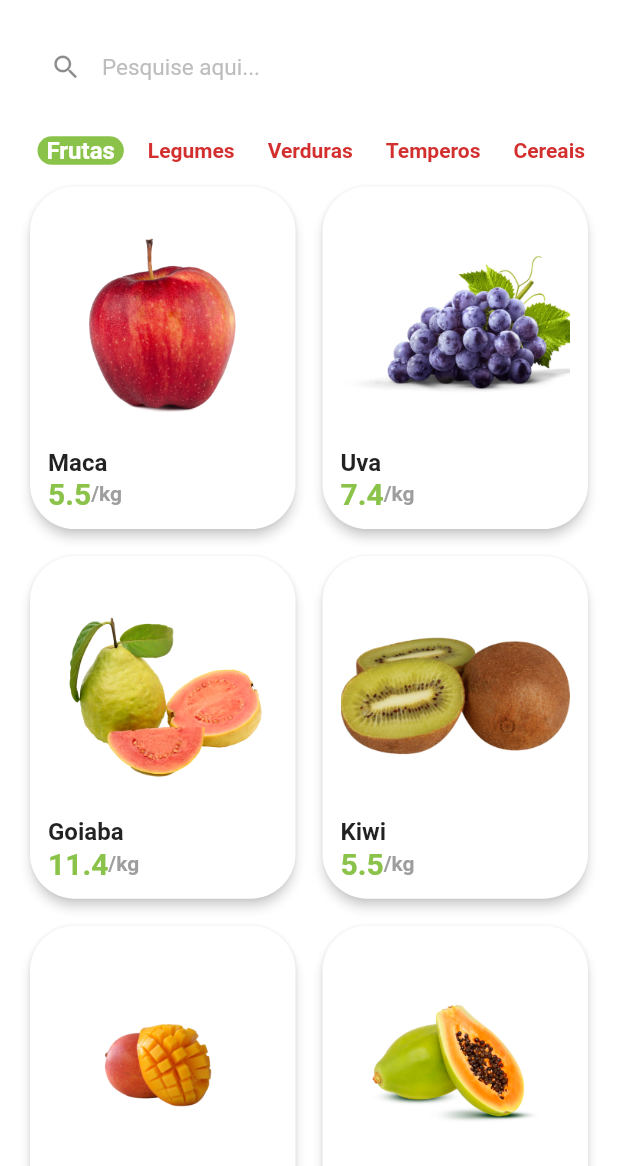
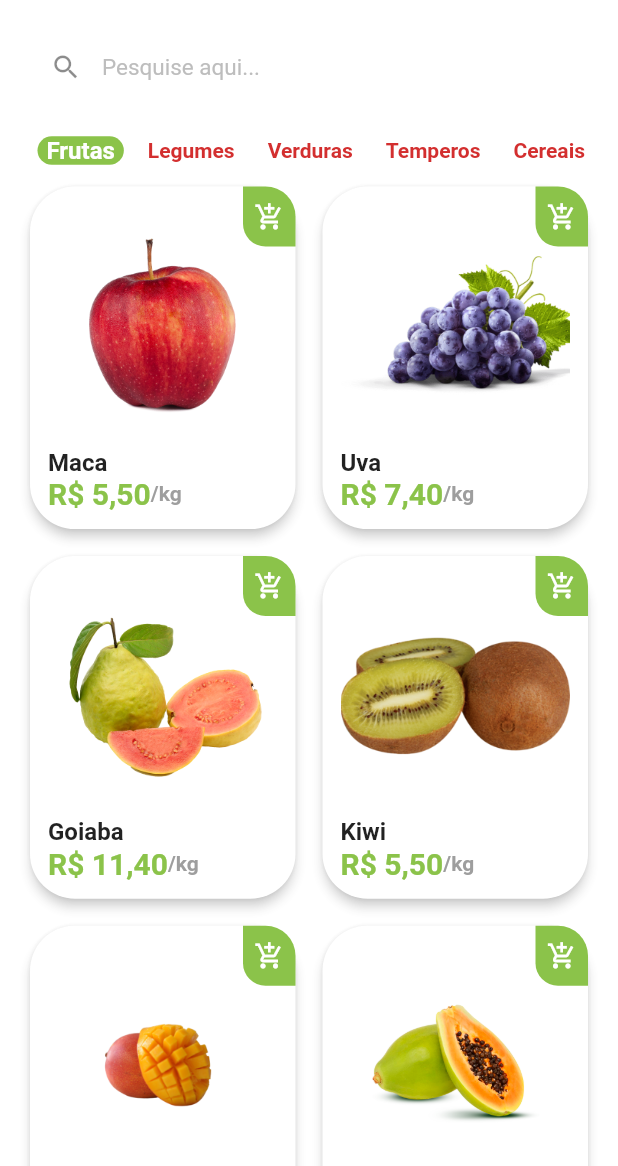
Before and after one commit to DavihFerraz/GreenGrocer, a Flutter app: the HomeTab screen opened directly, on a phone screen of 412 x 824 dp, the part 70-1236 px from its top. Run offline on Flutter 3.47's test engine with Material 2 defaults, Android fonts, the phone set to English and light mode, and no system bars; drawn by our look-alikes of badges; our stand-ins replace animated_text_kit, mask_text_input_formatter.

Commit message:
Formatando preco para Reais e adiconando botao para adicionar no carrinho

```diff
--- a/lib/src/pages/home/components/item_tile.dart
+++ b/lib/src/pages/home/components/item_tile.dart
@@ -1,17 +1,21 @@
 import 'package:flutter/material.dart';
 import 'package:green_grocer/src/models/item_model.dart';
 import 'package:green_grocer/src/pages/auth/config/custom_colors.dart';
+import 'package:green_grocer/src/services/util_services.dart';
 
 class ItemTile extends StatelessWidget {
-  const ItemTile({
+  ItemTile({
     super.key,
     required this.item,
   });
   final ItemModel item;
+  final UtilServices utilServices = UtilServices();
 
   @override
   Widget build(BuildContext context) {
-    return Card(
+    return Stack(
+      children: [
+        Card(
           elevation: 3,
           shadowColor: Colors.grey.shade300,
           shape: RoundedRectangleBorder(
@@ -42,7 +46,7 @@ class ItemTile extends StatelessWidget {
                 Row(
                   children: [
                     Text(
-                  item.price.toString(),
+                      utilServices.priceToCurrency(item.price),
                       style: TextStyle(
                         fontWeight: FontWeight.bold,
                         fontSize: 20,
@@ -61,6 +65,30 @@ class ItemTile extends StatelessWidget {
               ],
             ),
           ),
+        ),
+        Positioned(
+          right: 4,
+          top: 4,
+          child: GestureDetector(
+            child: Container(
+              height: 40,
+              width: 35,
+              decoration: BoxDecoration(
+                color: CustomColors.customSwatchColor,
+                borderRadius: const BorderRadius.only(
+                  bottomLeft: Radius.circular(15),
+                  topRight: Radius.circular(20),
+                ),
+              ),
+              child: const Icon(
+                Icons.add_shopping_cart_outlined,
+                size: 20,
+                color: Colors.white,
+              ),
+            ),
+          ),
+        )
+      ],
     );
   }
 }
--- /dev/null
+++ b/lib/src/services/util_services.dart
@@ -0,0 +1,10 @@
+import 'package:intl/intl.dart';
+
+class UtilServices {
+  //R$ Valor
+  String priceToCurrency(double price) {
+    NumberFormat numberFormat = NumberFormat.simpleCurrency(locale: 'pt_BR');
+
+    return numberFormat.format(price);
+  }
+}
--- a/pubspec.yaml
+++ b/pubspec.yaml
@@ -21,6 +21,7 @@ dependencies:
   animated_text_kit: ^4.2.2
   mask_text_input_formatter: ^2.4.0
   badges: ^3.1.1
+  intl: ^0.18.1
 
 dev_dependencies:
   flutter_test:
```
Also changed, not shown: pubspec.lock. Lines whose indentation alone changed are shown as unchanged.
